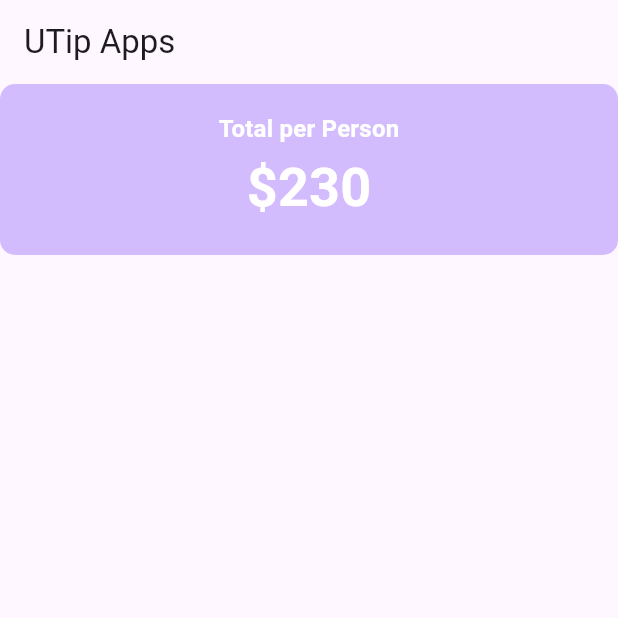
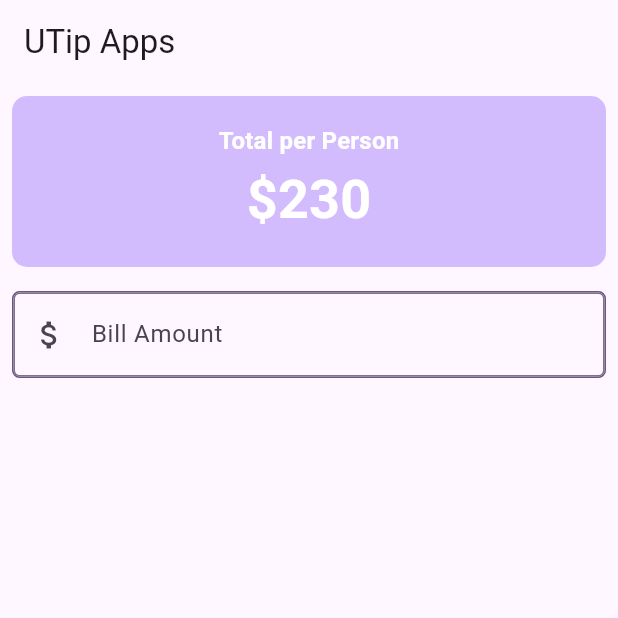
Before and after one commit to sodikinnaa/utip-apps, a Flutter app: the screen it shows after launch, on a phone screen of 412 x 824 dp, the top half of it. Run offline on Flutter 3.47's test engine with Material 3 defaults, Android fonts, the phone set to English and light mode, and no system bars.

Commit message:
Create the Bill Amount Container and the TextField

```diff
--- a/lib/main.dart
+++ b/lib/main.dart
@@ -42,7 +42,9 @@ class _UTipState extends State<UTip> {
       body: Column(
         crossAxisAlignment: CrossAxisAlignment.stretch,
         children: [
-          Container(
+          Padding(
+            padding: const EdgeInsets.all(8.0),
+            child: Container(
               padding: const EdgeInsets.all(18),
               decoration: BoxDecoration(
                 color: theme.colorScheme.inversePrimary,
@@ -60,6 +62,30 @@ class _UTipState extends State<UTip> {
                 ],
               )
             ),
+          ),
+          Padding(
+            padding: const EdgeInsets.all(8.0),
+            child: Container(
+              decoration: BoxDecoration(
+                borderRadius: BorderRadius.circular(5),
+                border: Border.all(color:theme.colorScheme.primary,)
+              ),
+              child: Column(
+                  children: [
+                    TextField(
+                      decoration: InputDecoration(
+                        border: OutlineInputBorder(),
+                        prefixIcon: Icon(Icons.attach_money),
+                        labelText: 'Bill Amount',),
+                        keyboardType : TextInputType.number,
+                        onChanged: (String value)=>{
+                          print("value : $value");
+                        },
+                    )
+                  ],
+                ),
+            ),
+          )
         ],
       ),
     );
```
Lines whose indentation alone changed are shown as unchanged.
